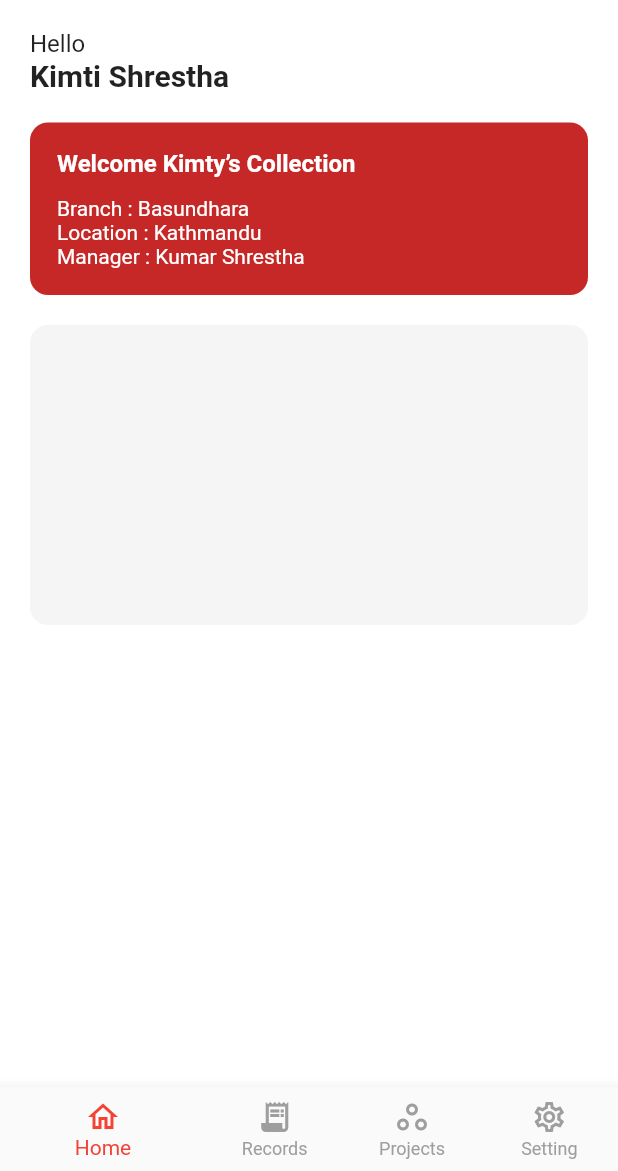
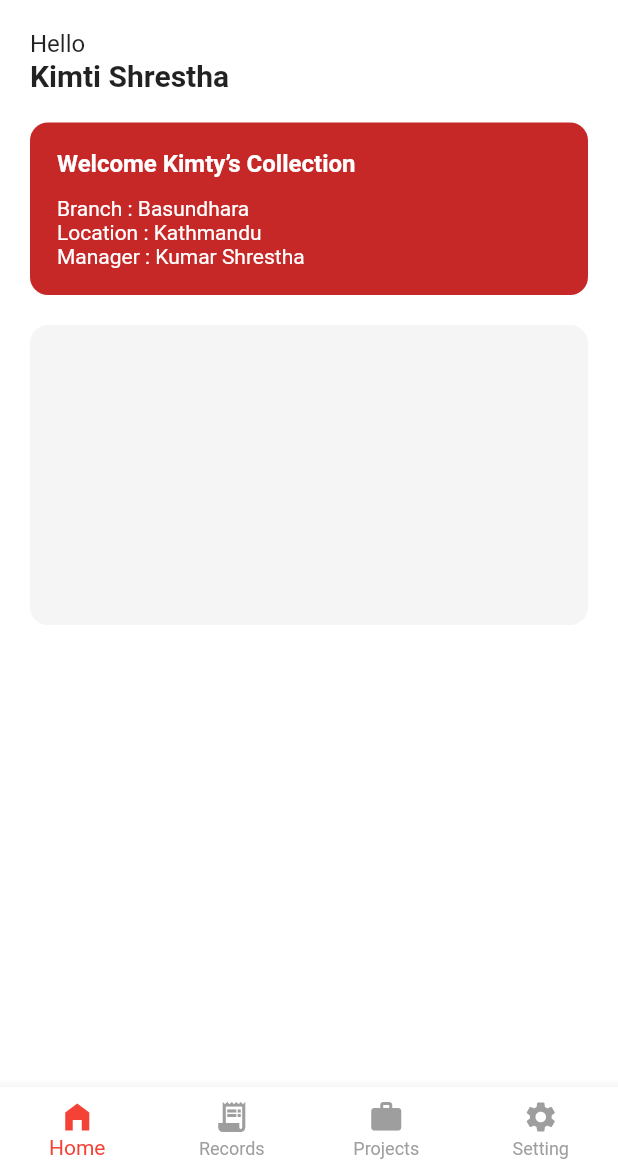
Before and after one commit to KimtyShrestha/store_sync, a Flutter app: the LoginScreen screen opened by its route, after a tap on "Login", on a phone screen of 412 x 824 dp, the part 65-1236 px from its top. Run offline on Flutter 3.47's test engine with Material 3 defaults, Android fonts, the phone set to English and light mode, and no system bars; Roboto replaces fonts that are missing (OpenSans).

Commit message:
Created Home tab UI layout

```diff
--- a/lib/screens/auth/login_screen.dart
+++ b/lib/screens/auth/login_screen.dart
@@ -1,4 +1,5 @@
 import 'package:flutter/material.dart';
+import 'package:store_sync/screens/dashboard/dashboard_screen.dart';
 import '../home/home_screen.dart';
 
 class LoginScreen extends StatefulWidget {
@@ -141,7 +142,7 @@ class _LoginScreenState extends State<LoginScreen> {
                     Navigator.pushReplacement(
                       context,
                       MaterialPageRoute(
-                        builder: (context) => const HomeScreen(),
+                        builder: (context) => const DashboardScreen(),
                       ),
                     );
                   },
--- /dev/null
+++ b/lib/screens/dashboard/dashboard_screen.dart
@@ -0,0 +1,65 @@
+import 'package:flutter/material.dart';
+import '../home/home_screen.dart';
+import '../records/records_screen.dart';
+import '../projects/projects_screen.dart';
+import '../settings/settings_screen.dart';
+
+class DashboardScreen extends StatefulWidget {
+  const DashboardScreen({super.key});
+
+  @override
+  State<DashboardScreen> createState() => _DashboardScreenState();
+}
+
+class _DashboardScreenState extends State<DashboardScreen> {
+  int _selectedIndex = 0;
+
+  final List<Widget> _screens = const [
+    HomeScreen(),
+    RecordsScreen(),
+    ProjectsScreen(),
+    SettingsScreen(),
+  ];
+
+  @override
+  Widget build(BuildContext context) {
+    return Scaffold(
+      body: _screens[_selectedIndex],
+
+      bottomNavigationBar: BottomNavigationBar(
+        type: BottomNavigationBarType.fixed,
+        backgroundColor: Colors.white,
+
+        selectedItemColor: Colors.red,
+        unselectedItemColor: Colors.grey,
+
+        currentIndex: _selectedIndex,
+
+        onTap: (index) {
+          setState(() {
+            _selectedIndex = index;
+          });
+        },
+
+        items: const [
+          BottomNavigationBarItem(
+            icon: Icon(Icons.home_filled),
+            label: "Home",
+          ),
+          BottomNavigationBarItem(
+            icon: Icon(Icons.receipt_long),
+            label: "Records",
+          ),
+          BottomNavigationBarItem(
+            icon: Icon(Icons.work),
+            label: "Projects",
+          ),
+          BottomNavigationBarItem(
+            icon: Icon(Icons.settings),
+            label: "Setting",
+          ),
+        ],
+      ),
+    );
+  }
+}
--- a/lib/screens/home/home_screen.dart
+++ b/lib/screens/home/home_screen.dart
@@ -7,32 +7,6 @@ class HomeScreen extends StatelessWidget {
   Widget build(BuildContext context) {
     return Scaffold(
       backgroundColor: Colors.white,
-
-      // Bottom Navigation Bar
-      bottomNavigationBar: BottomNavigationBar(
-        currentIndex: 0,
-        selectedItemColor: Colors.red,
-        unselectedItemColor: Colors.grey,
-        showUnselectedLabels: true,
-        items: const [
-          BottomNavigationBarItem(
-            icon: Icon(Icons.home_outlined),
-            label: "Home",
-          ),
-          BottomNavigationBarItem(
-            icon: Icon(Icons.receipt_long),
-            label: "Records",
-          ),
-          BottomNavigationBarItem(
-            icon: Icon(Icons.workspaces_outline),
-            label: "Projects",
-          ),
-          BottomNavigationBarItem(
-            icon: Icon(Icons.settings_outlined),
-            label: "Setting",
-          ),
-        ],
-      ),
 
       body: SafeArea(
         child: SingleChildScrollView(
@@ -54,7 +28,6 @@ class HomeScreen extends StatelessWidget {
                         height: 28,
                       ),
                       const SizedBox(width: 6),
-
                     ],
                   ),
 
@@ -72,7 +45,9 @@ class HomeScreen extends StatelessWidget {
               const Text(
                 "Kimti Shrestha",
                 style: TextStyle(
-                    fontSize: 20, fontWeight: FontWeight.bold),
+                  fontSize: 20,
+                  fontWeight: FontWeight.bold,
+                ),
               ),
 
               const SizedBox(height: 20),
```
Also changed, not shown: lib/screens/projects/projects_screen.dart (added, +17 -0 lines), lib/screens/records/records_screen.dart (added, +17 -0 lines), lib/screens/settings/settings_screen.dart (added, +17 -0 lines), pubspec.yaml (+14 -0 lines).
